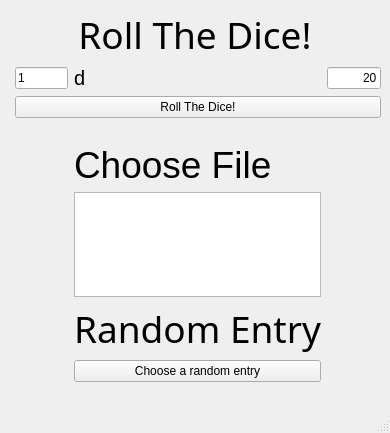
ebenson89/dndreader, file mainwindow.ui: the form before one commit.
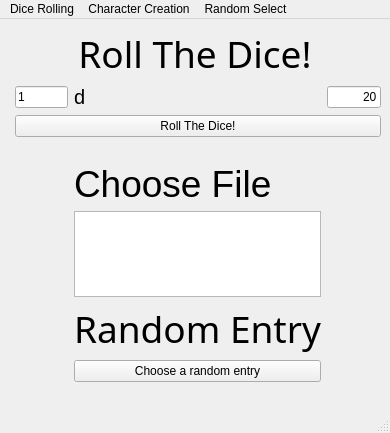
The form after the commit.

Commit message: Implement new UI for character creation update

The edit to the form file:
```diff
--- a/mainwindow.ui
+++ b/mainwindow.ui
@@ -147,9 +147,29 @@
      <x>0</x>
      <y>0</y>
      <width>390</width>
-     <height>22</height>
+     <height>21</height>
     </rect>
    </property>
+   <widget class="QMenu" name="menuDice_Rolling">
+    <property name="title">
+     <string>Dice Rolling</string>
+    </property>
+    <addaction name="actionDefault_Dice_Setup"/>
+   </widget>
+   <widget class="QMenu" name="menuCharacter_Creation">
+    <property name="title">
+     <string>Character Creation</string>
+    </property>
+    <addaction name="actionEvil_Method"/>
+   </widget>
+   <widget class="QMenu" name="menuRandom_Select">
+    <property name="title">
+     <string>Random Select</string>
+    </property>
+   </widget>
+   <addaction name="menuDice_Rolling"/>
+   <addaction name="menuCharacter_Creation"/>
+   <addaction name="menuRandom_Select"/>
   </widget>
   <widget class="QStatusBar" name="statusbar"/>
  </widget>
```
Left out of the diff: 13 changed lines with no effect on the pictures. The commit also changes 4 other files.
